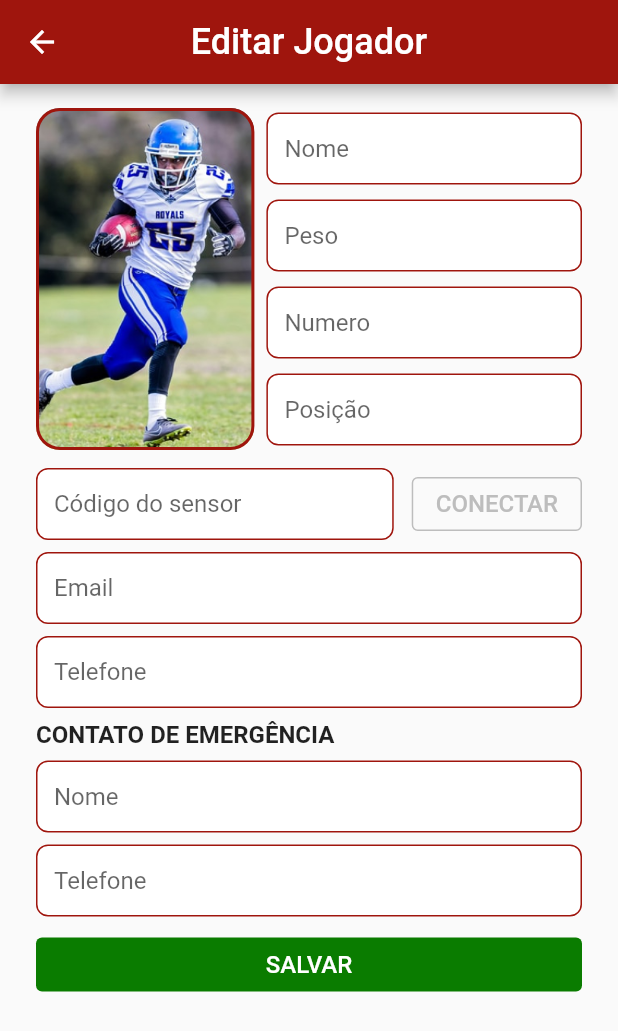
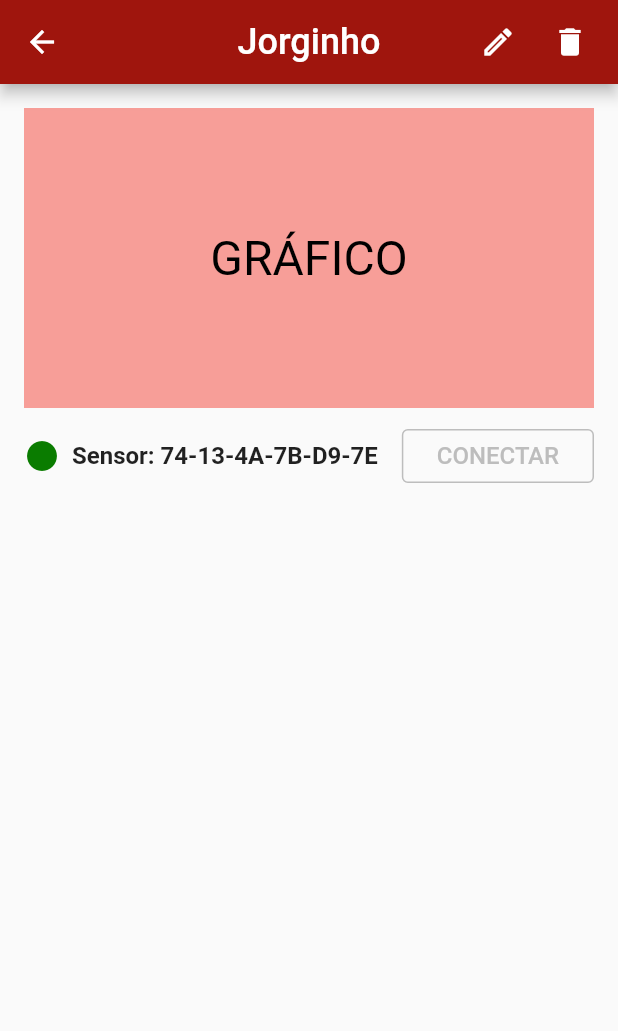
Before and after one commit to MateusFerroAntunesdeOliveira/sixth_sense, a Flutter app: the screen it shows after launch, on a phone screen of 412 x 824 dp. Shown: the top 1031 px of the screen. Run offline on Flutter 3.47's test engine with Material 2 defaults, Android fonts, the phone set to English and light mode, and no system bars.

Commit message:
PlayerPage iniciada

```diff
--- a/lib/src/app.dart
+++ b/lib/src/app.dart
@@ -3,6 +3,7 @@ import 'package:flutter_localizations/flutter_localizations.dart';
 
 import 'pages/login/login_page.dart';
 import 'pages/home/home_page.dart';
+import 'pages/player/player_page.dart';
 import 'pages/player/edit_page.dart';
 import 'pages/splash/splash_page.dart';
 
@@ -18,7 +19,8 @@ class MyApp extends StatelessWidget {
       routes: {
         // "/": (_) => const LoginPage(),
         // "/": (_) => const HomePage(),
-        "/": (_) => const EditPlayer(),
+        "/": (_) => const PlayerPage(),
+        "/EditPlayer": (_) => const EditPlayer(),
         // "/": (_) => const SplashCreen(),
       },
       localizationsDelegates: const [
--- a/lib/src/pages/player/edit_page.dart
+++ b/lib/src/pages/player/edit_page.dart
@@ -114,7 +114,7 @@ class EditPlayer extends StatelessWidget {
                       style: TextStyle(color: Color(0xFFBDBDBD), fontSize: 16),
                     ),
                     onPressed: () {
-                      //TODO OnPressed do botão Salvar
+                      //TODO OnPressed do botão Conectar
                     },
                   ),
                 ],
--- a/lib/src/pages/player/player_page.dart
+++ b/lib/src/pages/player/player_page.dart
@@ -0,0 +1,101 @@
+// ignore_for_file: prefer_const_constructors
+
+import 'package:flutter/material.dart';
+
+import '../../utils/utils.dart';
+
+class PlayerPage extends StatelessWidget {
+  const PlayerPage({Key? key}) : super(key: key);
+
+  @override
+  Widget build(BuildContext context) {
+    return Scaffold(
+      appBar: AppBar(
+        leading: IconButton(
+          icon: const Icon(Icons.arrow_back),
+          tooltip: "Voltar",
+          onPressed: () {
+            Navigator.of(context).pop();
+          },
+        ),
+        backgroundColor: const Color(0xFF9F150D),
+        toolbarHeight: 56,
+        centerTitle: true,
+        title: const Text(
+          "Jorginho",
+          style: TextStyle(fontSize: 24, fontWeight: FontWeight.w500),
+        ),
+        actions: [
+          IconButton(
+            icon: const Icon(Icons.edit_outlined),
+            color: Colors.white,
+            onPressed: () {
+              Navigator.of(context).pushNamed('/EditPlayer');
+            },
+          ),
+          IconButton(
+            icon: const Icon(Icons.delete),
+            color: Colors.white,
+            onPressed: () {},
+          ),
+          const SizedBox(width: 8),
+        ],
+      ),
+      body: Padding(
+        padding: const EdgeInsets.all(16),
+        child: Column(
+          children: [
+            Container(
+              height: 200,
+              width: double.infinity,
+              color: Colors.red.withOpacity(0.5),
+              child: const Center(
+                child: Text(
+                  "GRÁFICO",
+                  style: TextStyle(fontSize: 32, color: Colors.black),
+                ),
+              ),
+            ),
+            const SizedBox(height: 8),
+            Row(
+              children: [
+                Icon(
+                  Icons.circle,
+                  color: Color(0xFF0A7C00),
+                ),
+                SizedBox(width: 8),
+                Text(
+                  "Sensor: 74-13-4A-7B-D9-7E",
+                  style: TextStyle(
+                    fontSize: 16,
+                    fontWeight: FontWeight.bold,
+                  ),
+                ),
+                SizedBox(width: 16),
+                Expanded(
+                  child: ElevatedButton(
+                    style: BasicButtonStyle(
+                      elevation: 0,
+                      backgroundColor: Colors.transparent,
+                      shape: RoundedRectangleBorder(
+                        borderRadius: BorderRadius.circular(4),
+                        side: BorderSide(color: Color(0xFFBDBDBD)),
+                      ),
+                    ),
+                    child: Text(
+                      "CONECTAR",
+                      style: TextStyle(color: Color(0xFFBDBDBD), fontSize: 16),
+                    ),
+                    onPressed: () {
+                      //TODO OnPressed do botão Conectar
+                    },
+                  ),
+                ),
+              ],
+            ),
+          ],
+        ),
+      ),
+    );
+  }
+}
```
